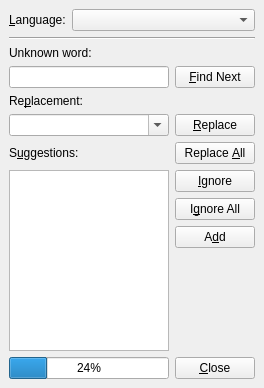
Qt form src/frontends/qt4/ui/SpellcheckerUi.ui (cburschka/lyx) before a commit.
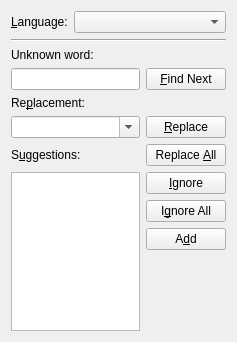
The same form after that commit.

Commit message: Cleanup the SpellChecker dialog (fixes #7375 and #7379): * Transform Spellchecker.ui into a simple QWidget * Pimpl all we can * Remove progress bar * Remove Close button (as for all other dock widgets) * Allow the dialog to stay even for empty document * Disable the dialog when closing all documents * always work against the current document Bufferview (as opposed to embedded bufferview).

```diff
--- a/src/frontends/qt4/ui/SpellcheckerUi.ui
+++ b/src/frontends/qt4/ui/SpellcheckerUi.ui
@@ -1,21 +1,20 @@
 <ui version="4.0" >
  <class>SpellcheckerUi</class>
- <widget class="QDockWidget" name="SpellcheckerUi" >
-  <property name="geometry" >
+ <widget class="QWidget" name="SpellcheckerUi">
+  <property name="geometry">
    <rect>
     <x>0</x>
     <y>0</y>
-    <width>264</width>
-    <height>388</height>
+    <width>237</width>
+    <height>342</height>
    </rect>
   </property>
   <property name="windowTitle" >
    <string/>
   </property>
-  <widget class="QWidget" name="dockWidgetContents" >
-   <layout class="QGridLayout" name="gridLayout" >
-    <item row="0" column="0" colspan="2" >
-     <layout class="QHBoxLayout" name="horizontalLayout" >
+  <layout class="QGridLayout" name="gridLayout">
+   <item row="0" column="0" colspan="2">
+    <layout class="QHBoxLayout" name="horizontalLayout">
       <item>
        <widget class="QLabel" name="languageLA" >
         <property name="text" >
@@ -161,13 +160,13 @@
       </property>
      </widget>
     </item>
-    <item rowspan="4" row="7" column="0" >
-     <widget class="QListWidget" name="suggestionsLW" />
-    </item>
-    <item row="7" column="1" >
-     <widget class="QPushButton" name="ignorePB" >
-      <property name="sizePolicy" >
-       <sizepolicy vsizetype="Maximum" hsizetype="Preferred" >
+   <item row="7" column="0" rowspan="4">
+    <widget class="QListWidget" name="suggestionsLW"/>
+   </item>
+   <item row="7" column="1">
+    <widget class="QPushButton" name="ignorePB">
+     <property name="sizePolicy">
+      <sizepolicy hsizetype="Preferred" vsizetype="Maximum">
         <horstretch>100</horstretch>
         <verstretch>32</verstretch>
        </sizepolicy>
@@ -228,31 +227,7 @@
       </property>
      </spacer>
     </item>
-    <item row="11" column="0" >
-     <widget class="QProgressBar" name="spellcheckPR" >
-      <property name="value" >
-       <number>24</number>
-      </property>
-      <property name="orientation" >
-       <enum>Qt::Horizontal</enum>
-      </property>
-     </widget>
-    </item>
-    <item row="11" column="1" >
-     <widget class="QPushButton" name="closePB" >
-      <property name="sizePolicy" >
-       <sizepolicy vsizetype="Preferred" hsizetype="Preferred" >
-        <horstretch>100</horstretch>
-        <verstretch>32</verstretch>
-       </sizepolicy>
-      </property>
-      <property name="text" >
-       <string>&amp;Close</string>
-      </property>
-     </widget>
-    </item>
-   </layout>
-  </widget>
+  </layout>
  </widget>
  <resources/>
  <connections/>
```
Left out of the diff: 149 changed lines with no effect on the pictures. Lines whose indentation alone changed are shown as unchanged. The commit also changes 3 other files.
